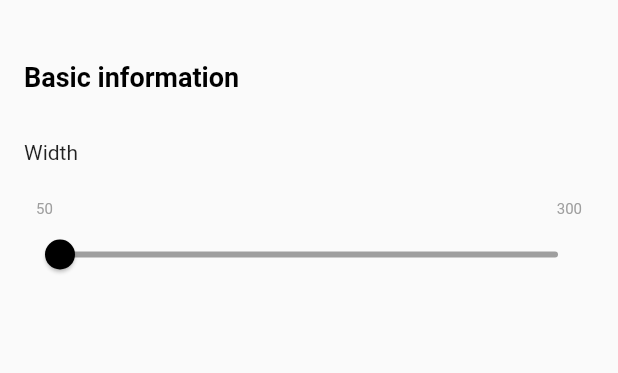
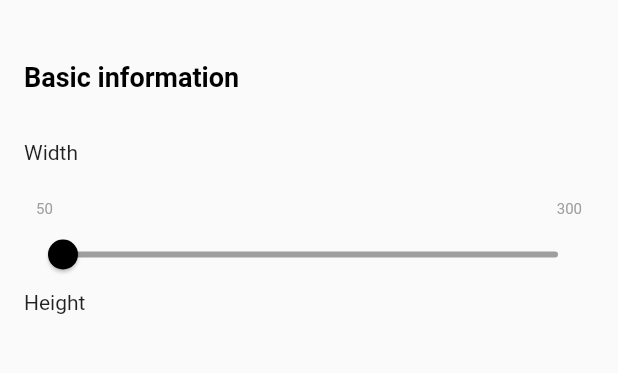
Before and after one commit to JAICHANGPARK/flutter_notebook_18th_story, a Flutter app: the screen it shows after launch, on a phone screen of 412 x 824 dp, the part 113-486 px from its top. Run offline on Flutter 3.47's test engine with Material 2 defaults, Android fonts, the phone set to English and light mode, and no system bars; our stand-ins replace cached_network_image, flutter_lorem, flutter_riverpod, flutter_svg, freezed_annotation, go_router and 3 more.

Commit message:
Update pax_wardrobe_basic_page.dart

```diff
--- a/lib/ep1081_pax_wardrobe_app/src/ui/pax_wardrobe_basic_page.dart
+++ b/lib/ep1081_pax_wardrobe_app/src/ui/pax_wardrobe_basic_page.dart
@@ -51,12 +51,27 @@ class _PaxWardrobeBasicPageState extends State<PaxWardrobeBasicPage> {
             thumbColor: Colors.black,
             activeColor: Colors.black,
             inactiveColor: Colors.grey,
+            divisions: 250,
             onChanged: (double value) {
               setState(() {
                 _widthValue = value;
               });
             },
             label: "${_widthValue.toStringAsFixed(0)} cm",
+          ),
+          Text("Height"),
+          SizedBox(
+            height: 8,
+          ),
+          SizedBox(
+            height: 48,
+            width: double.infinity,
+            child: Row(
+              children: [
+                Expanded(child: Container()),
+                Expanded(child: Container()),
+              ],
+            ),
           )
         ],
       ),
```
